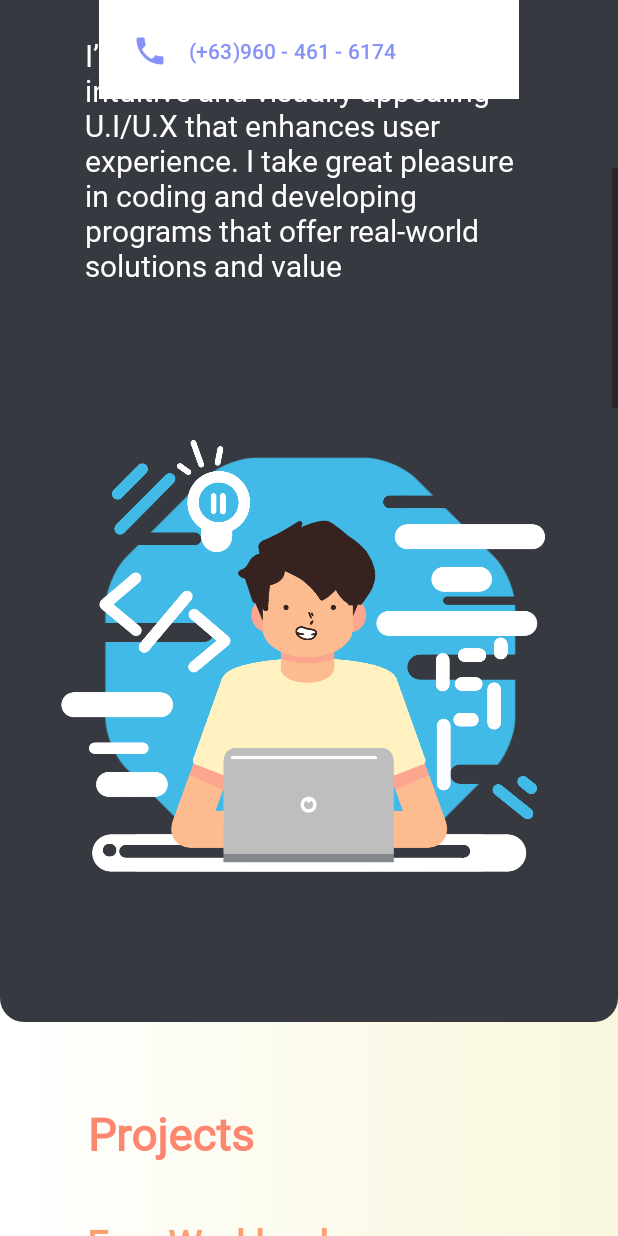
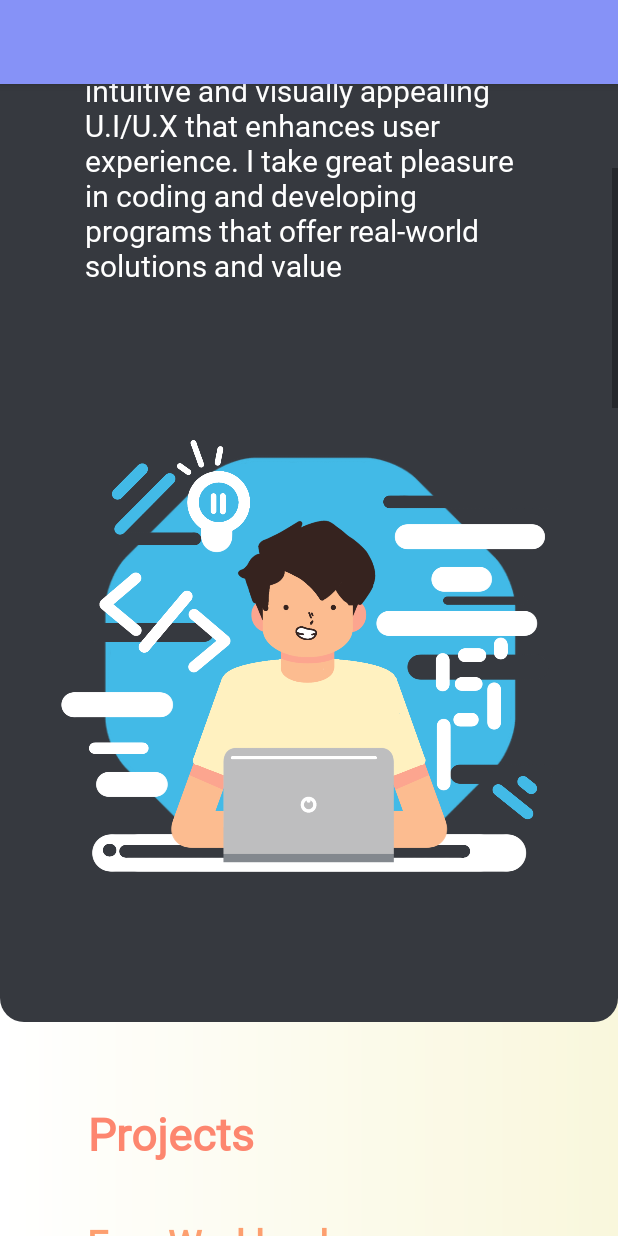
Before and after one commit to Mel1o/Portfolio-App-Simeon_Marc, an Android app: the layout activity_main.xml on its own in the app's theme, with its tools: preview values and no code run, scrolled down 576 dp, on a phone screen of 412 x 824 dp. Run offline under Robolectric (Android 15) with nearby library versions, the phone set to English and light mode, and no system bars.

Commit message:
got the navigation bar to work
working nav bar but need to fix layout later

```diff
--- a/Portfolio/app/build.gradle.kts
+++ b/Portfolio/app/build.gradle.kts
@@ -69,4 +69,5 @@ dependencies {
     implementation ("androidx.constraintlayout:constraintlayout:2.1.0")
     implementation ("com.github.bumptech.glide:glide:4.12.0")
     kapt ("com.github.bumptech.glide:compiler:4.12.0")
+    implementation ("com.google.android.material:material:1.9.0")
 }
--- a/Portfolio/app/src/main/AndroidManifest.xml
+++ b/Portfolio/app/src/main/AndroidManifest.xml
@@ -14,11 +14,10 @@
         tools:targetApi="31">
         <activity
             android:name=".MainActivity"
+            android:exported="true">
 
-            android:exported="true">
             <intent-filter>
                 <action android:name="android.intent.action.MAIN" />
-
                 <category android:name="android.intent.category.LAUNCHER" />
             </intent-filter>
 
--- a/Portfolio/app/src/main/res/layout/activity_main.xml
+++ b/Portfolio/app/src/main/res/layout/activity_main.xml
@@ -1,6 +1,5 @@
 <?xml version="1.0" encoding="utf-8"?>
-
-<ScrollView
+<androidx.drawerlayout.widget.DrawerLayout
     xmlns:android="http://schemas.android.com/apk/res/android"
     xmlns:app="http://schemas.android.com/apk/res-auto"
     xmlns:tools="http://schemas.android.com/tools"
@@ -9,11 +8,15 @@
     android:id="@+id/drawer_layout"
     android:fitsSystemWindows="true"
     tools:openDrawer="start"
-    tools:context=".MainActivity"
-    >
+    tools:context=".MainActivity">
+
+    <!-- Main content area inside the DrawerLayout -->
+
+    <ScrollView
+        android:layout_width="match_parent"
+        android:layout_height="match_parent">
 
         <androidx.constraintlayout.widget.ConstraintLayout
-
             android:id="@+id/main"
             android:layout_width="match_parent"
             android:layout_height="wrap_content"
@@ -21,22 +24,6 @@
             tools:context=".MainActivity"
             tools:ignore="ExtraText">
 
-        <!-- **********************************************  APP BAR  ********************************************** -->
-        <androidx.appcompat.widget.Toolbar
-            android:id="@+id/toolbar"
-            android:layout_width="match_parent"
-            android:layout_height="56dp"
-            android:elevation="4dp"
-            android:background="@color/lavender"
-            android:theme="@style/ThemeOverlay.AppCompat.Dark.ActionBar"
-            android:popupTheme="@style/ThemeOverlay.AppCompat.Light"
-            app:layout_constraintTop_toTopOf="parent"
-            app:layout_constraintLeft_toLeftOf="parent"
-            app:layout_constraintRight_toRightOf="parent"/>
-        <FrameLayout
-            android:layout_width="match_parent"
-            android:layout_height="match_parent"
-            android:id="@+id/frame_layout"/>
 
             <!-- **********************************************  BACKGROUND ATTRIBUTES  ********************************************** -->
             <View
@@ -665,7 +652,29 @@
                 app:layout_constraintStart_toStartOf="@+id/textView13"
                 app:layout_constraintTop_toTopOf="parent" />
 
-        <!-- **********************************************  NAVIGATION BAR  ********************************************** -->
+        </androidx.constraintlayout.widget.ConstraintLayout>
+    </ScrollView>
+
+    <!-- NavigationView for the drawer -->
+    <LinearLayout
+        android:layout_width="match_parent"
+        android:layout_height="match_parent"
+        android:orientation="vertical">
+
+        <androidx.appcompat.widget.Toolbar
+            android:id="@+id/toolbar"
+            android:layout_width="match_parent"
+            android:layout_height="56dp"
+            android:background="@color/lavender"
+            android:elevation="4dp"
+            android:popupTheme="@style/ThemeOverlay.AppCompat.Light"
+            android:theme="@style/ThemeOverlay.AppCompat.Dark.ActionBar" />
+
+        <FrameLayout
+            android:id="@+id/frame_layout"
+            android:layout_width="match_parent"
+            android:layout_height="match_parent" />
+    </LinearLayout>
 
     <com.google.android.material.navigation.NavigationView
         android:layout_width="wrap_content"
@@ -675,12 +684,6 @@
         app:headerLayout="@layout/nav_header"
         app:menu="@menu/nav_menu"
         app:itemIconTint="@color/lavender"
-            app:itemTextColor="@color/lavender"
-            app:layout_constraintTop_toTopOf="parent"
-            app:layout_constraintLeft_toLeftOf="parent"
-            app:layout_constraintRight_toRightOf="parent"/>
-    </androidx.constraintlayout.widget.ConstraintLayout>
+        app:itemTextColor="@color/lavender"/>
 
-
-
-</ScrollView>
+</androidx.drawerlayout.widget.DrawerLayout>
--- a/Portfolio/app/src/main/res/layout/nav_header.xml
+++ b/Portfolio/app/src/main/res/layout/nav_header.xml
@@ -17,14 +17,14 @@
     <TextView
         android:layout_width="wrap_content"
         android:layout_height="wrap_content"
-        android:text="Android Knowledge"
+        android:text="Marc Simeon"
         android:textColor="@color/white"
         android:textStyle="bold"/>
 
     <TextView
         android:layout_width="wrap_content"
         android:layout_height="wrap_content"
-        android:text="contact@androidknowledge.com"
+        android:text="Hope we can work together!"
         android:textColor="@color/white"
         android:textSize="14sp"
         android:layout_marginBottom="16dp"/>
--- a/Portfolio/app/src/main/res/values/themes.xml
+++ b/Portfolio/app/src/main/res/values/themes.xml
@@ -1,6 +1,7 @@
 <resources xmlns:tools="http://schemas.android.com/tools">
+
     <!-- Base application theme. -->
-    <style name="Theme.NavigationDrawer" parent="Theme.MaterialComponents.DayNight.DarkActionBar">
+    <style name="Theme.NavigationDrawer" parent="Theme.MaterialComponents.DayNight.NoActionBar">
         <!-- Primary brand color. -->
         <item name="colorPrimary">@color/lavender</item>
         <item name="colorPrimaryVariant">@color/lavender</item>
```
Also changed, not shown: Portfolio/app/src/main/java/com/example/portfolio/FragmentAboutMe.kt (+0 -39 lines), Portfolio/app/src/main/java/com/example/portfolio/FragmentEducation.kt (+0 -42 lines), Portfolio/app/src/main/java/com/example/portfolio/FragmentEmail.kt (+0 -39 lines), Portfolio/app/src/main/java/com/example/portfolio/FragmentExperience.kt (+0 -38 lines), Portfolio/app/src/main/java/com/example/portfolio/FragmentNumber.kt (+0 -38 lines), Portfolio/app/src/main/java/com/example/portfolio/FragmentProjects.kt (+0 -39 lines), Portfolio/app/src/main/java/com/example/portfolio/FragmentResume.kt (+0 -40 lines), Portfolio/app/src/main/java/com/example/portfolio/MainActivity.kt (+20 -14 lines). Lines whose indentation alone changed are shown as unchanged.
